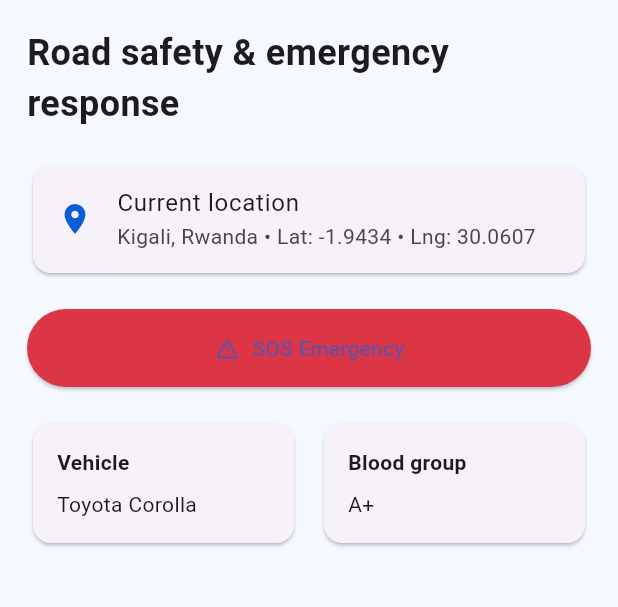
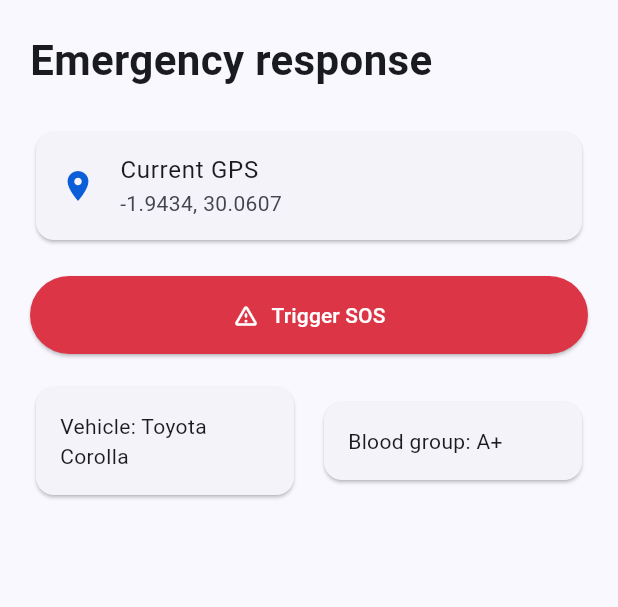
Before and after one commit to DavidBernard1/R-SEARS, a Flutter app: the screen it shows after launch, on a phone screen of 412 x 824 dp, the part 84-691 px from its top. Run offline on Flutter 3.47's test engine with Material 3 defaults, Android fonts, the phone set to English and light mode, and no system bars.

```diff
--- a/mobile_flutter/lib/main.dart
+++ b/mobile_flutter/lib/main.dart
@@ -11,35 +11,38 @@ class RSEARSApp extends StatelessWidget {
   Widget build(BuildContext context) {
     return MaterialApp(
       title: 'R-SEARS',
+      theme: ThemeData(
+        colorScheme: ColorScheme.fromSeed(seedColor: const Color(0xFF0B5ED7)),
+        useMaterial3: true,
+      ),
+      home: const DriverDashboardScreen(),
       debugShowCheckedModeBanner: false,
-      theme: ThemeData(
-        primarySwatch: Colors.blue,
-        scaffoldBackgroundColor: const Color(0xFFF5F9FF),
-      ),
-      home: const DriverHomeScreen(),
     );
   }
 }
 
-class DriverHomeScreen extends StatefulWidget {
-  const DriverHomeScreen({super.key});
+class DriverDashboardScreen extends StatefulWidget {
+  const DriverDashboardScreen({super.key});
 
   @override
-  State<DriverHomeScreen> createState() => _DriverHomeScreenState();
+  State<DriverDashboardScreen> createState() => _DriverDashboardScreenState();
 }
 
-class _DriverHomeScreenState extends State<DriverHomeScreen> {
+class _DriverDashboardScreenState extends State<DriverDashboardScreen> {
+  bool emergencyMode = false;
   int countdown = 15;
-  bool emergencyMode = false;
 
-  void triggerEmergency() {
+  void triggerSOS() {
     setState(() {
       emergencyMode = true;
       countdown = 15;
     });
 
     Future.doWhile(() async {
-      if (!emergencyMode || countdown <= 0) return false;
+      if (!emergencyMode || countdown <= 0) {
+        return false;
+      }
+
       await Future.delayed(const Duration(seconds: 1));
       if (!mounted) return false;
       setState(() => countdown--);
@@ -47,13 +50,13 @@ class _DriverHomeScreenState extends State<DriverHomeScreen> {
     }).then((_) {
       if (mounted && emergencyMode && countdown <= 0) {
         ScaffoldMessenger.of(context).showSnackBar(
-          const SnackBar(content: Text('Emergency SOS sent to nearest police and hospital')),
+          const SnackBar(content: Text('SOS sent to police and nearest hospital')),
         );
       }
     });
   }
 
-  void cancelEmergency() {
+  void cancelSOS() {
     setState(() {
       emergencyMode = false;
       countdown = 15;
@@ -67,82 +70,73 @@ class _DriverHomeScreenState extends State<DriverHomeScreen> {
         title: const Text('R-SEARS Driver'),
         backgroundColor: const Color(0xFF0B5ED7),
       ),
-      body: SafeArea(
-        child: Padding(
-          padding: const EdgeInsets.all(18.0),
+      body: Padding(
+        padding: const EdgeInsets.all(20),
         child: Column(
           crossAxisAlignment: CrossAxisAlignment.start,
           children: [
             const Text(
-                'Road safety & emergency response',
-                style: TextStyle(fontSize: 24, fontWeight: FontWeight.bold),
+              'Emergency response',
+              style: TextStyle(fontSize: 28, fontWeight: FontWeight.bold),
             ),
-              const SizedBox(height: 20),
+            const SizedBox(height: 24),
             Card(
               child: ListTile(
                 leading: const Icon(Icons.location_on, color: Color(0xFF0B5ED7)),
-                  title: const Text('Current location'),
-                  subtitle: const Text('Kigali, Rwanda • Lat: -1.9434 • Lng: 30.0607'),
+                title: const Text('Current GPS'),
+                subtitle: const Text('-1.9434, 30.0607'),
               ),
             ),
             const SizedBox(height: 20),
-              Row(
-                children: [
-                  Expanded(
+            SizedBox(
+              width: double.infinity,
               child: ElevatedButton.icon(
-                      onPressed: triggerEmergency,
+                onPressed: triggerSOS,
                 icon: const Icon(Icons.warning_amber_rounded),
-                      label: const Text('SOS Emergency'),
+                label: const Text('Trigger SOS'),
                 style: ElevatedButton.styleFrom(
                   backgroundColor: const Color(0xFFDC3545),
+                  foregroundColor: Colors.white,
                   padding: const EdgeInsets.symmetric(vertical: 16),
                 ),
               ),
             ),
-                ],
-              ),
             if (emergencyMode) ...[
-                const SizedBox(height: 20),
+              const SizedBox(height: 18),
               Card(
                 color: const Color(0xFFFFF3CD),
                 child: Padding(
-                    padding: const EdgeInsets.all(16.0),
+                  padding: const EdgeInsets.all(16),
                   child: Column(
                     children: [
-                        const Text(
-                          'Emergency countdown',
-                          style: TextStyle(fontWeight: FontWeight.bold, fontSize: 18),
+                      const Text('Countdown', style: TextStyle(fontWeight: FontWeight.bold, fontSize: 18)),
+                      const SizedBox(height: 10),
+                      Text(
+                        '$countdown sec',
+                        style: const TextStyle(
+                          fontSize: 28,
+                          fontWeight: FontWeight.bold,
+                          color: Color(0xFFDC3545),
                         ),
-                        const SizedBox(height: 8),
-                        Text(
-                          '$countdown seconds',
-                          style: const TextStyle(fontSize: 28, fontWeight: FontWeight.bold, color: Color(0xFFDC3545)),
                       ),
                       const SizedBox(height: 12),
                       ElevatedButton(
-                          onPressed: cancelEmergency,
+                        onPressed: cancelSOS,
                         child: const Text('Cancel false alarm'),
                       )
                     ],
                   ),
                 ),
-                ),
+              )
             ],
-              const SizedBox(height: 20),
-              const Row(
-                children: [
+            const SizedBox(height: 18),
+            Row(
+              children: const [
                 Expanded(
                   child: Card(
                     child: Padding(
-                        padding: EdgeInsets.all(16.0),
-                        child: Column(
-                          crossAxisAlignment: CrossAxisAlignment.start,
-                          children: [
-                            Text('Vehicle', style: TextStyle(fontWeight: FontWeight.bold)),
-                            SizedBox(height: 8),
-                            Text('Toyota Corolla'),
-                          ],
-                        ),
+                      padding: EdgeInsets.all(16),
+                      child: Text('Vehicle: Toyota Corolla'),
                     ),
                   ),
                 ),
@@ -150,15 +144,8 @@ class _DriverHomeScreenState extends State<DriverHomeScreen> {
                 Expanded(
                   child: Card(
                     child: Padding(
-                        padding: EdgeInsets.all(16.0),
-                        child: Column(
-                          crossAxisAlignment: CrossAxisAlignment.start,
-                          children: [
-                            Text('Blood group', style: TextStyle(fontWeight: FontWeight.bold)),
-                            SizedBox(height: 8),
-                            Text('A+'),
-                          ],
-                        ),
+                      padding: EdgeInsets.all(16),
+                      child: Text('Blood group: A+'),
                     ),
                   ),
                 ),
@@ -167,7 +154,6 @@ class _DriverHomeScreenState extends State<DriverHomeScreen> {
           ],
         ),
       ),
-      ),
     );
   }
 }
```
Also changed, not shown: package.json (added, +13 -0 lines), 15 other files. Lines whose indentation alone changed are shown as unchanged.
